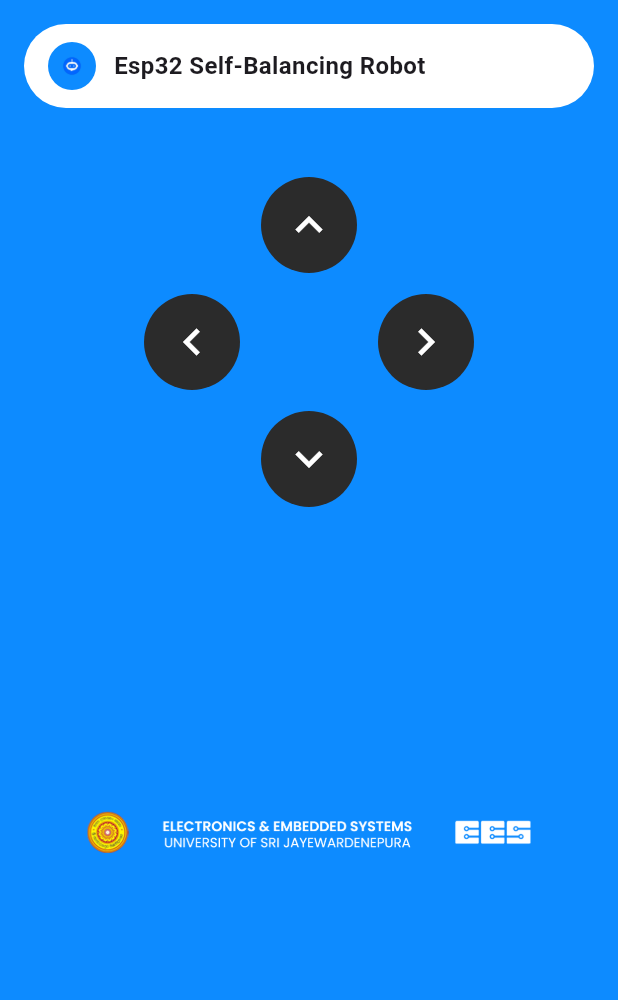
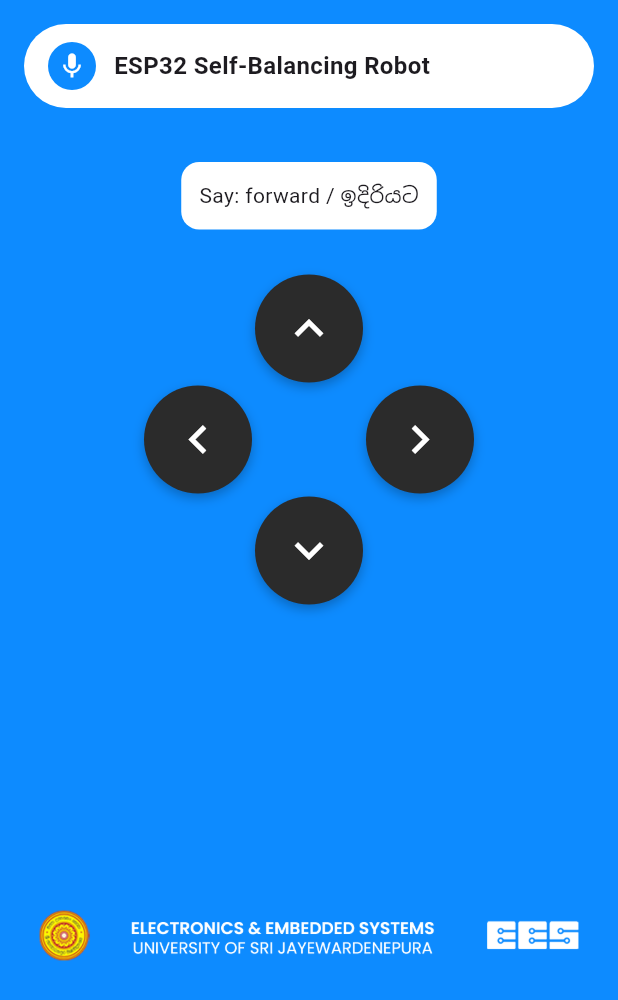
Before and after one commit to pamidi09/zoomy_the_robot, a Flutter app: the screen it shows after launch, after a tap on "Connect", on a phone screen of 412 x 824 dp. Shown: the top 1000 px of the screen. Run offline on Flutter 3.47's test engine with Material 3 defaults, Android fonts, the phone set to English and light mode, and no system bars; our stand-ins replace flutter_tts, speech_to_text.

Commit message:
voice controller added

```diff
--- a/lib/pages/control_page.dart
+++ b/lib/pages/control_page.dart
@@ -1,46 +1,188 @@
-// lib/pages/control_page.dart
+import 'dart:async';
 import 'package:flutter/material.dart';
-import '../esp32_services.dart'; // Correct import path
+import 'package:speech_to_text/speech_to_text.dart' as stt;
+import 'package:flutter_tts/flutter_tts.dart';
+import '../esp32_services.dart';
 
-class ControlPage extends StatelessWidget {
+class ControlPage extends StatefulWidget {
   final String espIp;
 
   const ControlPage({super.key, required this.espIp});
 
   @override
+  State<ControlPage> createState() => _ControlPageState();
+}
+
+class _ControlPageState extends State<ControlPage> {
+  late ESP32Service esp32;
+  late stt.SpeechToText _speech;
+  late FlutterTts _tts;
+
+  bool _isListening = false;
+  String _spokenText = "";
+  String _activeButton = "";
+
+  Timer? _autoStopTimer;
+
+  @override
+  void initState() {
+    super.initState();
+    esp32 = ESP32Service(widget.espIp);
+    _speech = stt.SpeechToText();
+    _tts = FlutterTts();
+    _tts.setLanguage("en-US");
+    _tts.setSpeechRate(0.5);
+  }
+
+  // ================= VOICE CONTROL =================
+
+  void _startListening() async {
+    bool available = await _speech.initialize();
+    if (available) {
+      setState(() => _isListening = true);
+      _speech.listen(
+        onResult: (result) {
+          setState(() {
+            _spokenText = result.recognizedWords.toLowerCase();
+          });
+          _handleVoiceCommand(_spokenText);
+        },
+      );
+    }
+  }
+
+  void _stopListening() {
+    _speech.stop();
+    _cancelAutoStop();
+    setState(() => _isListening = false);
+  }
+
+  // ================= AUTO STOP =================
+
+  void _resetAutoStop() {
+    _cancelAutoStop();
+    _autoStopTimer = Timer(const Duration(seconds: 2), () {
+      _stopRobot();
+    });
+  }
+
+  void _cancelAutoStop() {
+    _autoStopTimer?.cancel();
+    _autoStopTimer = null;
+  }
+
+  // ================= TEXT TO SPEECH =================
+
+  Future<void> _speak(String text) async {
+    await _tts.stop();
+    await _tts.speak(text);
+  }
+
+  // ================= COMMON COMMAND FUNCTIONS =================
+
+  void _moveForward() {
+    esp32.moveForward(0.7);
+    _speak("Moving forward");
+    _resetAutoStop();
+    setState(() {
+      _spokenText = "Moving forward";
+    });
+  }
+
+  void _moveBackward() {
+    esp32.moveBackward(0.7);
+    _speak("Moving backward");
+    _resetAutoStop();
+    setState(() {
+      _spokenText = "Moving backward";
+    });
+  }
+
+  void _turnLeft() {
+    esp32.turn(0.3);
+    _speak("Turning left");
+    _resetAutoStop();
+    setState(() {
+      _spokenText = "Turning left";
+    });
+  }
+
+  void _turnRight() {
+    esp32.turn(0.7);
+    _speak("Turning right");
+    _resetAutoStop();
+    setState(() {
+      _spokenText = "Turning right";
+    });
+  }
+
+  void _stopRobot() {
+    esp32.stop();
+    _speak("Robot stopped");
+    _cancelAutoStop();
+    setState(() {
+      _activeButton = "";
+      _spokenText = "Robot stopped";
+    });
+  }
+
+  // ================= VOICE COMMAND HANDLER =================
+
+  void _handleVoiceCommand(String command) {
+    if (command.contains("forward") || command.contains("ඉදිරියට")) {
+      _moveForward();
+    } else if (command.contains("back") || command.contains("පසුපසට")) {
+      _moveBackward();
+    } else if (command.contains("left") || command.contains("වම")) {
+      _turnLeft();
+    } else if (command.contains("right") || command.contains("දකුණ")) {
+      _turnRight();
+    } else if (command.contains("stop") || command.contains("නවත්වන්න")) {
+      _stopRobot();
+    }
+  }
+
+  // ================= UI =================
+
+  @override
   Widget build(BuildContext context) {
-    final esp32 = ESP32Service(espIp);
-
     return Scaffold(
-      backgroundColor: const Color(0xFF0D8BFF), // Blue background
+      backgroundColor: const Color(0xFF0D8BFF),
       body: SafeArea(
         child: Column(
           children: [
-            // 🔹 Top App Bar
+            // ===== TOP BAR WITH MIC =====
             Padding(
               padding: const EdgeInsets.all(16),
               child: Container(
-                padding:
-                const EdgeInsets.symmetric(horizontal: 16, vertical: 12),
+                padding: const EdgeInsets.symmetric(horizontal: 16, vertical: 12),
                 decoration: BoxDecoration(
                   color: Colors.white,
                   borderRadius: BorderRadius.circular(28),
                 ),
                 child: Row(
                   children: [
-                    CircleAvatar(
+                    GestureDetector(
+                      onTap: () {
+                        if (_isListening) {
+                          _stopListening();
+                        } else {
+                          _startListening();
+                        }
+                      },
+                      child: CircleAvatar(
                         radius: 16,
-                      backgroundColor: const Color(0xFF0D8BFF),
-                      child: Image.asset(
-                        'assets/small_robot_icon.png',
-                        width: 20,
-                        height: 20,
-                        fit: BoxFit.contain,
+                        backgroundColor: _isListening ? Colors.red : const Color(0xFF0D8BFF),
+                        child: Icon(
+                          _isListening ? Icons.mic_off : Icons.mic,
+                          color: Colors.white,
+                          size: 20,
+                        ),
                       ),
                     ),
                     const SizedBox(width: 12),
                     const Text(
-                      "Esp32 Self-Balancing Robot",
+                      "ESP32 Self-Balancing Robot",
                       style: TextStyle(
                         fontSize: 16,
                         fontWeight: FontWeight.w600,
@@ -51,76 +193,74 @@
               ),
             ),
 
-            // 🔹 Main content (Scrollable)
-            Expanded(
-              child: SingleChildScrollView(
-                child: Column(
-                  children: [
+            const SizedBox(height: 20),
+
+            // ===== SPOKEN TEXT =====
+            Container(
+              padding: const EdgeInsets.all(12),
+              margin: const EdgeInsets.symmetric(horizontal: 16),
+              decoration: BoxDecoration(
+                color: Colors.white,
+                borderRadius: BorderRadius.circular(12),
+              ),
+              child: Text(
+                _spokenText.isEmpty
+                    ? "Say: forward / ඉදිරියට"
+                    : "You said: $_spokenText",
+              ),
+            ),
+
             const SizedBox(height: 30),
 
-                    // 🔹 Direction Buttons
+            // ===== DIRECTION BUTTONS =====
             Center(
               child: SizedBox(
                 width: 220,
                 height: 220,
-                        child: Stack(
-                          alignment: Alignment.center,
+                child: Column(
+                  mainAxisAlignment: MainAxisAlignment.spaceBetween,
                   children: [
                     _controlButton(
                       Icons.keyboard_arrow_up,
-                              top: 0,
-                              onPress: () => esp32.moveForward(0.7),
-                              onRelease: () => esp32.stop(),
+                      id: "forward",
+                      onPress: _moveForward,
+                      onRelease: _stopRobot,
+                    ),
+                    Row(
+                      mainAxisAlignment: MainAxisAlignment.spaceBetween,
+                      children: [
+                        _controlButton(
+                          Icons.keyboard_arrow_left,
+                          id: "left",
+                          onPress: _turnLeft,
+                          onRelease: _stopRobot,
+                        ),
+                        const SizedBox(width: 50),
+                        _controlButton(
+                          Icons.keyboard_arrow_right,
+                          id: "right",
+                          onPress: _turnRight,
+                          onRelease: _stopRobot,
+                        ),
+                      ],
                     ),
                     _controlButton(
                       Icons.keyboard_arrow_down,
-                              bottom: 0,
-                              onPress: () => esp32.moveForward(0.3),
-                              onRelease: () => esp32.stop(),
-                            ),
-                            _controlButton(
-                              Icons.keyboard_arrow_left,
-                              left: 0,
-                              onPress: () => esp32.turn(0.3),
-                              onRelease: () => esp32.stop(),
-                            ),
-                            _controlButton(
-                              Icons.keyboard_arrow_right,
-                              right: 0,
-                              onPress: () => esp32.turn(0.7),
-                              onRelease: () => esp32.stop(),
+                      id: "backward",
+                      onPress: _moveBackward,
+                      onRelease: _stopRobot,
                     ),
                   ],
                 ),
               ),
             ),
 
-                    const SizedBox(height: 40),
+            const SizedBox(height: 20),
 
-                    // Footer section
-                    Padding(
-                      padding: const EdgeInsets.symmetric(
-                          horizontal: 16, vertical: 12),
-                      child: Column(
-                        children: [
-                          // Robots Image (optional)
-                          // const SizedBox(height: 8),
-
-                          // University Logo
-                          SizedBox(
-                            height: MediaQuery.of(context).size.height * 0.40,
+            Expanded(
               child: Image.asset(
                 'assets/startupPage_logo.png',
                 fit: BoxFit.contain,
-                            ),
-                          ),
-
-                          const SizedBox(height: 8),
-                        ],
-                      ),
-                    ),
-                  ],
-                ),
               ),
             ),
           ],
@@ -129,34 +269,46 @@
     );
   }
 
-  // 🔹 Direction Button Widget
-  static Widget _controlButton(
+  // ===== BUTTON WITH VISUAL FEEDBACK =====
+  Widget _controlButton(
       IconData icon, {
-        double? top,
-        double? bottom,
-        double? left,
-        double? right,
+        required String id,
         required VoidCallback onPress,
         required VoidCallback onRelease,
       }) {
-    return Positioned(
-      top: top,
-      bottom: bottom,
-      left: left,
-      right: right,
-      child: GestureDetector(
-        onTapDown: (_) => onPress(),
-        onTapUp: (_) => onRelease(),
-        onTapCancel: onRelease,
-        child: Container(
-          width: 64,
-          height: 64,
-          decoration: const BoxDecoration(
-            color: Color(0xFF2B2B2B),
+    final bool isPressed = _activeButton == id;
+
+    return GestureDetector(
+      onTapDown: (_) {
+        setState(() => _activeButton = id);
+        onPress();
+      },
+      onTapUp: (_) {
+        setState(() => _activeButton = "");
+        onRelease();
+      },
+      onTapCancel: () {
+        setState(() => _activeButton = "");
+        onRelease();
+      },
+      child: AnimatedContainer(
+        duration: const Duration(milliseconds: 120),
+        width: 72,
+        height: 72,
+        decoration: BoxDecoration(
+          color: isPressed ? Colors.orange : const Color(0xFF2B2B2B),
           shape: BoxShape.circle,
+          boxShadow: isPressed
+              ? []
+              : const [
+            BoxShadow(
+              color: Colors.black26,
+              blurRadius: 6,
+              offset: Offset(0, 3),
+            )
+          ],
         ),
-          child: Icon(icon, color: Colors.white, size: 36),
-        ),
+        child: Icon(icon, color: Colors.white, size: 38),
       ),
     );
   }
--- a/pubspec.yaml
+++ b/pubspec.yaml
@@ -32,6 +32,10 @@
     sdk: flutter
 
   http: ^1.2.0
+
+  speech_to_text: ^6.6.0
+
+  flutter_tts: ^3.8.5
   # The following adds the Cupertino Icons font to your application.
   # Use with the CupertinoIcons class for iOS style icons.
   cupertino_icons: ^1.0.8
```
Also changed, not shown: lib/esp32_services.dart (+9 -3 lines), pubspec.lock, 4 other files. Lines whose indentation alone changed are shown as unchanged.
